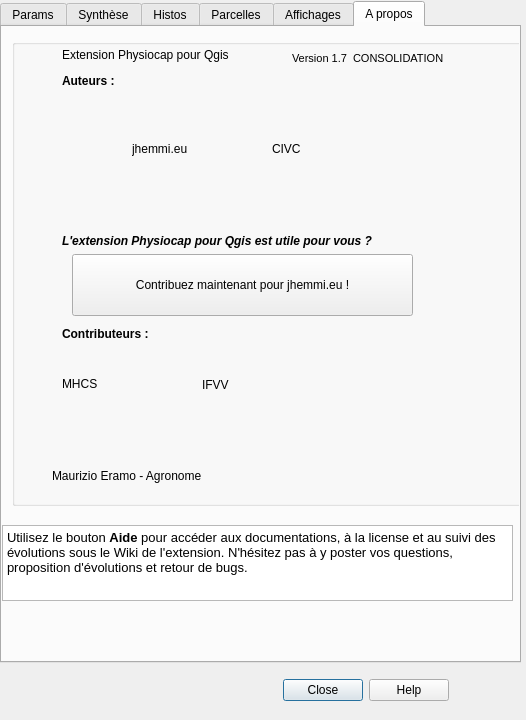
Old version of the form Physiocap_dialog_base.ui in the repository jhemmi/QgisPhysiocapPlugin.
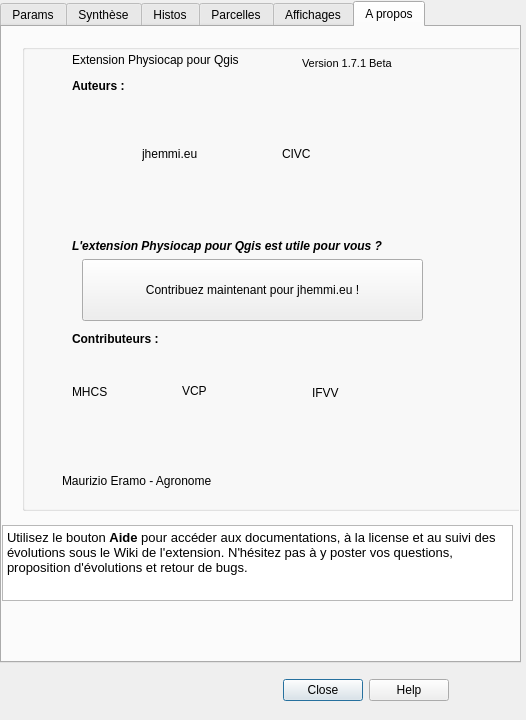
New version of the form. The open tabs and pages were chosen to show the change.

The edit to the form file:
```diff
--- a/Physiocap_dialog_base.ui
+++ b/Physiocap_dialog_base.ui
@@ -3332,8 +3332,8 @@
     <widget class="QGroupBox" name="groupBox">
      <property name="geometry">
       <rect>
-       <x>10</x>
-       <y>12</y>
+       <x>20</x>
+       <y>17</y>
        <width>511</width>
        <height>467</height>
       </rect>
@@ -3461,7 +3461,7 @@
        </font>
       </property>
       <property name="text">
-       <string>Version 1.7  CONSOLIDATION</string>
+       <string>Version 1.7.1 Beta</string>
       </property>
      </widget>
      <widget class="QLabel" name="label_100">
@@ -3499,8 +3499,8 @@
      <widget class="QLabel" name="label_IFVV">
       <property name="geometry">
        <rect>
-        <x>190</x>
-        <y>308</y>
+        <x>290</x>
+        <y>311</y>
         <width>101</width>
         <height>76</height>
        </rect>
@@ -3519,7 +3519,7 @@
       <property name="geometry">
        <rect>
         <x>50</x>
-        <y>307</y>
+        <y>310</y>
         <width>101</width>
         <height>76</height>
        </rect>
@@ -3553,6 +3553,25 @@
        <bool>true</bool>
       </property>
      </widget>
+     <widget class="QLabel" name="label_VCP">
+      <property name="geometry">
+       <rect>
+        <x>160</x>
+        <y>309</y>
+        <width>101</width>
+        <height>76</height>
+       </rect>
+      </property>
+      <property name="toolTip">
+       <string>&lt;html&gt;&lt;head/&gt;&lt;body&gt;&lt;p&gt;&lt;span style=&quot; font-size:10pt; color:#00aa00;&quot;&gt;MHCS a demandé la possibilité de Consolidation des données avant traitement Inter et Intra. Afin d'améliorer l'extension pour traiter de nombreuses captures Physiocap, les possibilités suivantes ont été ajoutées : &lt;/span&gt;&lt;/p&gt;&lt;p&gt;&lt;span style=&quot; font-size:10pt; color:#00aa00;&quot;&gt;- choix du répertoire des données cibles produites,&lt;/span&gt;&lt;/p&gt;&lt;p&gt;&lt;span style=&quot; font-size:10pt; color:#00aa00;&quot;&gt;- amélioration des possibilités de choix d'affichage et possibilité de préciser les noms de fichiers qml&lt;/span&gt;&lt;/p&gt;&lt;p&gt;&lt;span style=&quot; font-size:10pt; color:#00aa00;&quot;&gt;- choix du mode d'aide pour le calcul des isolignes&lt;/span&gt;&lt;/p&gt;&lt;p&gt;&lt;span style=&quot; font-size:10pt; color:#00aa00;&quot;&gt;Ces modifications ont été développé avec la contribution de MHCS et sont incluses dans la version 1.6.3.&lt;/span&gt;&lt;/p&gt;&lt;/body&gt;&lt;/html&gt;</string>
+      </property>
+      <property name="text">
+       <string>VCP</string>
+      </property>
+      <property name="scaledContents">
+       <bool>true</bool>
+      </property>
+     </widget>
     </widget>
     <widget class="QDoubleSpinBox" name="spinBoxPower">
      <property name="enabled">
```
